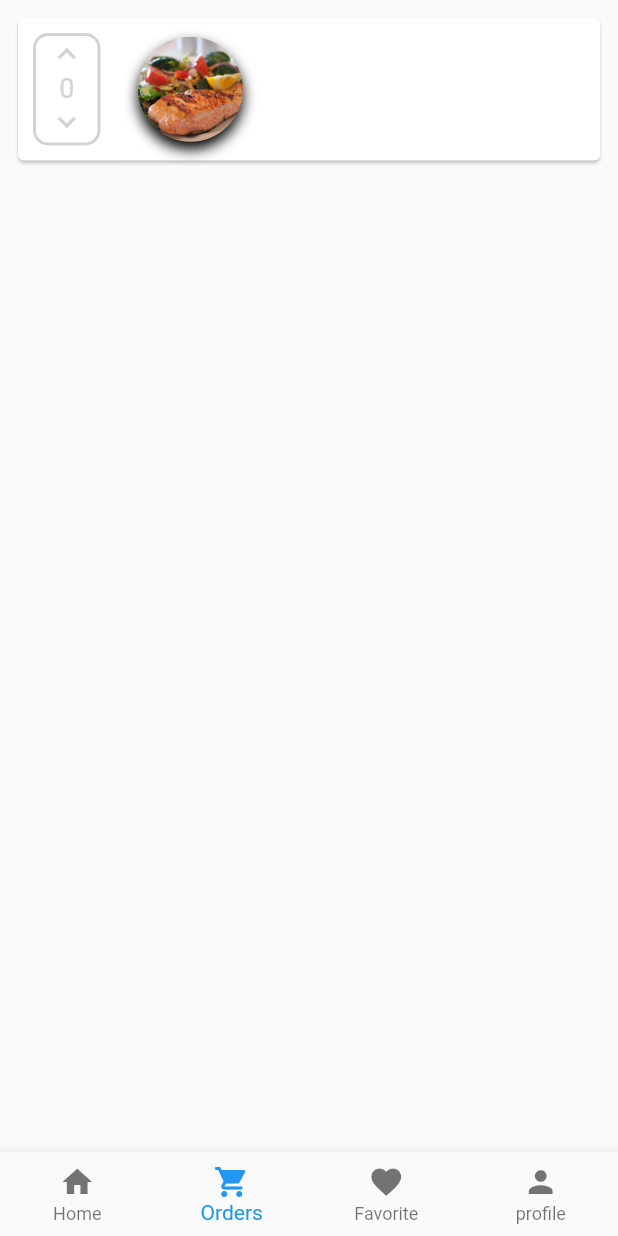
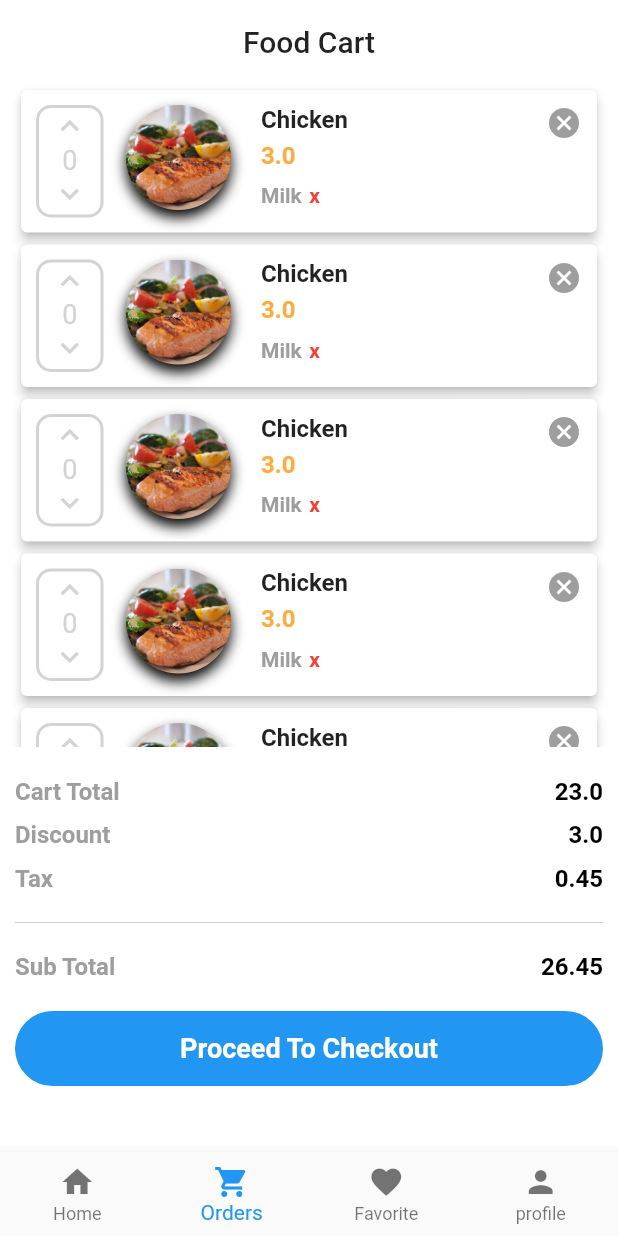
Before and after one commit to adityapuri75/puri_fast_food, a Flutter app: the screen it shows after launch, item 2 of the bottom bar chosen, on a phone screen of 412 x 824 dp. Run offline on Flutter 3.47's test engine with Material 2 defaults, Android fonts, the phone set to English and light mode, and no system bars.

Commit message:
Home Page Complete + order page Card(UI Complete)

```diff
--- a/lib/pages/order_page.dart
+++ b/lib/pages/order_page.dart
@@ -1,3 +1,4 @@
+import 'package:flutter/cupertino.dart';
 import 'package:flutter/material.dart';
 
 //my widgets
@@ -11,15 +12,87 @@ class OrderPage extends StatefulWidget {
 class _OrderPageState extends State<OrderPage> {
   @override
   Widget build(BuildContext context) {
-    return ListView(
-      scrollDirection: Axis.vertical,
-      children: <Widget>[
-        Padding(
-          padding: const EdgeInsets.all(8.0),
-          child: OrderCard(),
-        ),
-
-      ],
+    return Scaffold(
+      backgroundColor: Colors.white,
+      body: ListView(
+        padding: EdgeInsets.symmetric(horizontal: 10),
+        scrollDirection: Axis.vertical,
+        children: <Widget>[
+          OrderCard(),
+          OrderCard(),
+          OrderCard(),
+          OrderCard(),
+          OrderCard(),
+          OrderCard(),
+        ],
+      ),
+      bottomNavigationBar: _buildTotalContainer(),
     );
   }
+
+
+
+  Widget _buildTotalContainer(){
+    return Container(
+      height: 250,
+      margin: EdgeInsets.only(top: 20),
+      padding: EdgeInsets.symmetric(horizontal: 10),
+      child: Column(
+        children: <Widget>[
+          Row(
+            mainAxisAlignment: MainAxisAlignment.spaceBetween,
+            children: <Widget>[
+              Text("Cart Total", style: TextStyle(fontSize: 16,fontWeight: FontWeight.bold,color: Colors.grey)),
+              Text("23.0",style: TextStyle(fontWeight: FontWeight.bold,fontSize: 16,color: Colors.black),),
+
+            ],
+          ),
+          SizedBox(height: 10,),
+          Row(
+            mainAxisAlignment: MainAxisAlignment.spaceBetween,
+            children: <Widget>[
+              Text("Discount", style: TextStyle(fontSize: 16,fontWeight: FontWeight.bold,color: Colors.grey)),
+              Text("3.0",style: TextStyle(fontWeight: FontWeight.bold,fontSize: 16,color: Colors.black),),
+
+            ],
+          ),
+          SizedBox(height: 10,),
+          Row(
+            mainAxisAlignment: MainAxisAlignment.spaceBetween,
+            children: <Widget>[
+              Text("Tax", style: TextStyle(fontSize: 16,fontWeight: FontWeight.bold,color: Colors.grey)),
+              Text("0.45",style: TextStyle(fontWeight: FontWeight.bold,fontSize: 16,color: Colors.black),),
+
+            ],
+          ),
+          Divider(height: 40,color: Color(0xffd3d3d3),),
+          Row(
+            mainAxisAlignment: MainAxisAlignment.spaceBetween,
+            children: <Widget>[
+              Text("Sub Total", style: TextStyle(fontSize: 16,fontWeight: FontWeight.bold,color: Colors.grey)),
+              Text("26.45",style: TextStyle(fontWeight: FontWeight.bold,fontSize: 16,color: Colors.black),),
+
+            ],
+          ),
+          SizedBox(height: 20,),
+          Container(
+            width: MediaQuery.of(context).size.width,
+            height: 50,
+            decoration: BoxDecoration(
+              color: Colors.blue,
+              borderRadius: BorderRadius.circular(30),
+
+            ),
+            child: Center(
+              child: Text("Proceed To Checkout",style: TextStyle(color: Colors.white,fontWeight: FontWeight.bold,fontSize: 18),),
+            ),
+          ),
+
+
+        ],
+      ),
+
+    );
+
+  }
 }
--- a/lib/screens/main_screen.dart
+++ b/lib/screens/main_screen.dart
@@ -34,6 +34,7 @@ class _MainScreenState extends State<MainScreen> {
 
   Widget build(BuildContext context) {
     return Scaffold(
+
       bottomNavigationBar: BottomNavigationBar(
         onTap: (int index){
           setState(() {
@@ -64,6 +65,12 @@ class _MainScreenState extends State<MainScreen> {
         ],
       ),
       body: currentPage,
+      appBar: currentTabIndex==1?AppBar(
+        title: Text("Food Cart"),
+        centerTitle: true,
+        backgroundColor: Colors.white,
+        elevation: 0,
+      ):null
     );
   }
 }
--- a/lib/widgets/order_card.dart
+++ b/lib/widgets/order_card.dart
@@ -5,11 +5,14 @@ class OrderCard extends StatelessWidget {
   @override
   Widget build(BuildContext context) {
     return Card(
+
+      elevation: 3,
+      child: Padding(
+        padding: const EdgeInsets.symmetric(horizontal: 10,vertical: 10),
         child: Row(
+          crossAxisAlignment: CrossAxisAlignment.start,
           children: <Widget>[
-          Padding(
-            padding: const EdgeInsets.all(10.0),
-            child: Container(
+            Container(
               decoration: BoxDecoration(
                 border: Border.all(width: 2,color: Color(0xffd3d3d3)),
                 borderRadius: BorderRadius.circular(10),
@@ -31,8 +34,6 @@ class OrderCard extends StatelessWidget {
                 ],
               ),
             ),
-
-          ),
             SizedBox(width: 15,),
             Container(
               height: 70,
@@ -51,7 +52,43 @@ class OrderCard extends StatelessWidget {
                 )]
               ),
             ),
+            SizedBox(width: 20,),
+            Column(
+              crossAxisAlignment: CrossAxisAlignment.start,
+              mainAxisAlignment: MainAxisAlignment.start,
+              children: <Widget>[
+                Text("Chicken",style: TextStyle(fontSize: 16,fontWeight: FontWeight.bold),),
+                SizedBox(height: 5,),
+                Text("3.0",style: TextStyle(fontSize: 16,fontWeight: FontWeight.bold,color: Colors.orangeAccent),),
+                SizedBox(height: 5,),
+                Container(
+                  height: 25,
+                  width: 120,
+                  child: ListView(
+                    scrollDirection: Axis.horizontal,
+                    children: <Widget>[
+                      Container(
+                        margin: EdgeInsets.only(right: 10),
+                        child: Row(
+                          children: <Widget>[
+                            Text("Milk",style: TextStyle(color: Colors.grey,fontWeight: FontWeight.bold),),
+                            SizedBox(width: 5,),
+                            Text("x",style: TextStyle(color: Colors.red,fontWeight: FontWeight.bold),),
                           ],
+                        ),
+                      ),
+
+                    ],
+                  ),
+                ),
+              ],
+            ),
+            Spacer(),
+            GestureDetector(
+              onTap: (){},
+                child: Icon(Icons.cancel,color: Colors.grey)),
+          ],
+        ),
       ),
     );
   }
```
Lines whose indentation alone changed are shown as unchanged.
